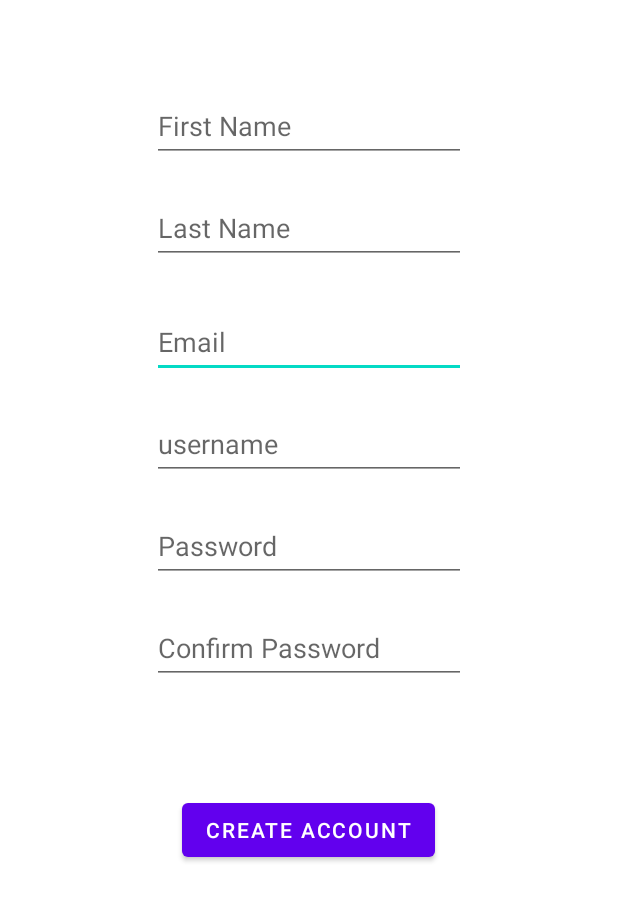
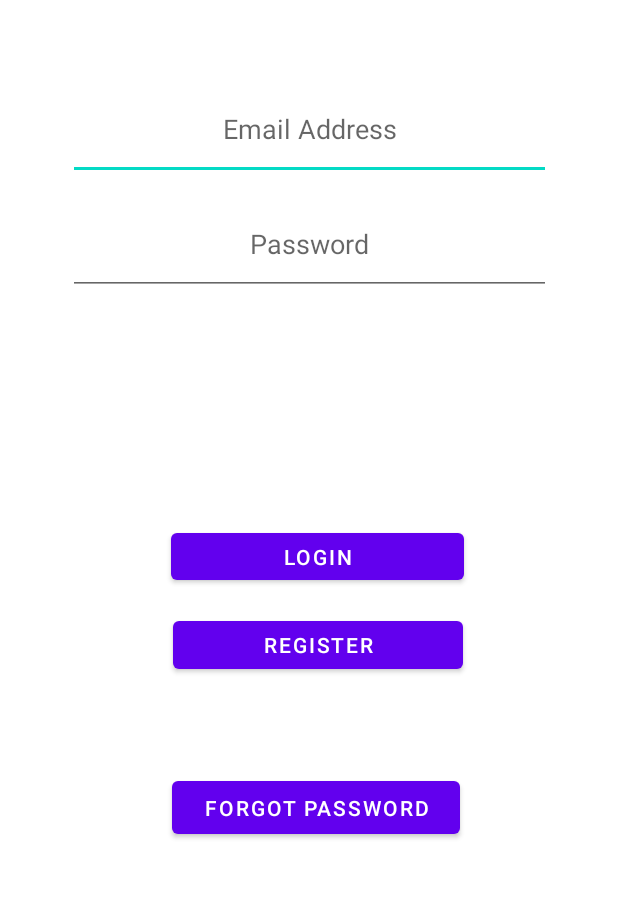
Before and after one commit to CMPUT301F21T04/Habitize, an Android app: the screen it shows after launch (SignUp before the commit, Login_Activity after it), on a phone screen of 412 x 824 dp, the part 192-1114 px from its top. Run offline under Robolectric (Android 15) with nearby library versions, the phone set to English and light mode, and no system bars; our stand-ins replace Firebase (no records; nobody signed in at launch, a user with empty details on screens opened directly).

Commit message:
Login Page responsive
Declared the activities in the Manifest file. Created login_activity.xml and Login_Activity.java. Created rese_layout.xml as a UI component for forgot password feature. The error handling works. When user forgot password then prompt user to enter email, if valid then reset link is sent.

```diff
--- a/app/src/main/java/com/example/habitize/LogIn.java
+++ /dev/null
@@ -1,4 +0,0 @@
-package com.example.habitize;
-
-public class LogIn {
-}
--- /dev/null
+++ b/app/src/main/java/com/example/habitize/Login_Activity.java
@@ -0,0 +1,137 @@
+package com.example.habitize;
+
+import androidx.annotation.NonNull;
+import androidx.appcompat.app.AlertDialog;
+import androidx.appcompat.app.AppCompatActivity;
+
+import android.content.DialogInterface;
+import android.content.Intent;
+import android.os.Bundle;
+import android.text.TextUtils;
+import android.view.LayoutInflater;
+import android.view.View;
+import android.widget.Button;
+import android.widget.EditText;
+import android.widget.ProgressBar;
+import android.widget.Toast;
+
+import com.google.android.gms.tasks.OnCompleteListener;
+import com.google.android.gms.tasks.OnFailureListener;
+import com.google.android.gms.tasks.OnSuccessListener;
+import com.google.android.gms.tasks.Task;
+import com.google.firebase.auth.AuthResult;
+import com.google.firebase.auth.FirebaseAuth;
+import com.google.firebase.auth.FirebaseUser;
+
+public class Login_Activity extends AppCompatActivity {
+    EditText email_EditText, password_EditText;
+    Button login_Button, register_Button, forgot_Button;
+    ProgressBar progressBar;
+    AlertDialog.Builder resetPass_alert;
+    LayoutInflater inflater;
+    FirebaseAuth Authenticator;
+
+
+    @Override
+    protected void onCreate(Bundle savedInstanceState) {
+        super.onCreate(savedInstanceState);
+        setContentView(R.layout.login_activity);
+
+        // UI components
+        email_EditText = findViewById(R.id.email_login);
+        password_EditText = findViewById(R.id.password_login);
+        login_Button = findViewById(R.id.LoginBTN);
+        register_Button = findViewById(R.id.RegisterBTN);
+        forgot_Button = findViewById(R.id.forgotPassBTN);
+        progressBar = findViewById(R.id.progressBar);
+        progressBar.setVisibility(View.GONE);
+
+        // Access to Firebase
+        Authenticator = FirebaseAuth.getInstance();
+
+        // Create a Pop up dialog when user forgot password
+        resetPass_alert = new AlertDialog.Builder(this);
+        inflater = this.getLayoutInflater();
+
+        login_Button.setOnClickListener(new View.OnClickListener() {
+            @Override
+            public void onClick(View view) {
+                String email = email_EditText.getText().toString().trim();
+                String password = password_EditText.getText().toString().trim();
+
+                if (TextUtils.isEmpty(email)){
+                    email_EditText.setError("Email is Required.");
+                    return;
+                }
+
+                if(TextUtils.isEmpty(password)){
+                    password_EditText.setError("Password is Required");
+                    return;
+                }
+
+                if (password.length() < 6) {
+                    password_EditText.setError("Password must be at least 6 characters");
+                    return;
+                }
+
+                progressBar.setVisibility(View.VISIBLE);
+                // User Authentication
+                Authenticator.signInWithEmailAndPassword(email, password).addOnCompleteListener(new OnCompleteListener<AuthResult>() {
+                    @Override
+                    public void onComplete(@NonNull Task<AuthResult> task) {
+                        // Determine if the login is successful or not
+//                      // If successful, display a success message and redirect user to MainActivity
+                        if (task.isSuccessful()) {
+                            Toast.makeText(Login_Activity.this, "Login Successful", Toast.LENGTH_SHORT).show();
+                            startActivity(new Intent(getApplicationContext(), MainActivity.class));
+                        } else {
+                            Toast.makeText(Login_Activity.this, "Error: " + task.getException().getMessage(), Toast.LENGTH_SHORT).show();
+                            progressBar.setVisibility(View.GONE);
+                        }
+                    }
+                });
+            }
+        });
+        register_Button.setOnClickListener(new View.OnClickListener() {
+            //when register button is clicked, redirect user to register screen
+            @Override
+            public void onClick(View view) {
+                startActivity(new Intent(getApplicationContext(),RegisterActivity.class));
+            }
+        });
+        forgot_Button.setOnClickListener(new View.OnClickListener() {
+            @Override
+            public void onClick(View view) {
+                // have a alertDialog
+                View v = inflater.inflate(R.layout.reset_layout,null);
+                resetPass_alert.setTitle("Reset Password?")
+                        .setMessage("Enter your email. A reset link will be then sent to your email.")
+                        .setPositiveButton("Reset", new DialogInterface.OnClickListener() {
+                            @Override
+                            public void onClick(DialogInterface dialogInterface, int i) {
+                                // if the email address is valid then send the reset link
+                                EditText email_EditText = v.findViewById(R.id.email_reset);
+                                String email = email_EditText.getText().toString();
+                                if(email.isEmpty()){
+                                    email_EditText.setError("Email is required.");
+                                }
+                                Authenticator.sendPasswordResetEmail(email).addOnSuccessListener(new OnSuccessListener<Void>() {
+                                    @Override
+                                    public void onSuccess(Void unused) {
+                                        Toast.makeText(Login_Activity.this,"Reset Email Sent",Toast.LENGTH_SHORT).show();
+                                    }
+                                }).addOnFailureListener(new OnFailureListener() {
+                                    @Override
+                                    public void onFailure(@NonNull Exception e) {
+                                        Toast.makeText(Login_Activity.this,"Reset Email Failed: " + e.getMessage(),Toast.LENGTH_SHORT).show();
+                                    }
+                                });
+                            }
+                        })
+                        .setNegativeButton("Cancel", null)
+                        .setView(v)
+                        .create().show();
+            }
+        });
+    }
+}
--- a/app/src/main/res/layout/login_activity.xml
+++ b/app/src/main/res/layout/login_activity.xml
@@ -6,51 +6,53 @@
     android:layout_height="match_parent">
 
     <Button
-        android:id="@+id/button"
+        android:id="@+id/RegisterBTN"
         style="@style/Widget.MaterialComponents.Button"
-        android:layout_width="wrap_content"
-        android:layout_height="wrap_content"
-        android:layout_marginBottom="100dp"
+        android:layout_width="193dp"
+        android:layout_height="44dp"
+        android:layout_marginBottom="244dp"
         android:text="Register"
         app:layout_constraintBottom_toBottomOf="parent"
         app:layout_constraintEnd_toEndOf="parent"
-        app:layout_constraintHorizontal_bias="0.498"
+        app:layout_constraintHorizontal_bias="0.527"
         app:layout_constraintStart_toStartOf="parent" />
 
     <Button
-        android:id="@+id/button2"
-        android:layout_width="wrap_content"
-        android:layout_height="wrap_content"
-        android:layout_marginBottom="30dp"
+        android:id="@+id/LoginBTN"
+        android:layout_width="195dp"
+        android:layout_height="43dp"
+        android:layout_marginBottom="15dp"
         android:text="LOGIN"
-        app:layout_constraintBottom_toTopOf="@+id/button"
+        app:layout_constraintBottom_toTopOf="@+id/RegisterBTN"
         app:layout_constraintEnd_toEndOf="parent"
-        app:layout_constraintHorizontal_bias="0.498"
+        app:layout_constraintHorizontal_bias="0.526"
         app:layout_constraintStart_toStartOf="parent" />
 
     <EditText
-        android:id="@+id/editTextTextPersonName"
-        android:layout_width="wrap_content"
-        android:layout_height="wrap_content"
+        android:id="@+id/email_login"
+        android:layout_width="322dp"
+        android:layout_height="67dp"
         android:layout_marginTop="140dp"
+        android:layout_marginBottom="25dp"
         android:ems="10"
-        android:hint="Username"
+        android:hint="Email Address"
         android:inputType="textPersonName"
         android:textAlignment="center"
-        app:layout_constraintBottom_toTopOf="@+id/editTextTextPassword"
+        app:layout_constraintBottom_toTopOf="@+id/password_login"
         app:layout_constraintEnd_toEndOf="parent"
         app:layout_constraintStart_toStartOf="parent"
         app:layout_constraintTop_toTopOf="parent" />
 
     <EditText
-        android:id="@+id/editTextTextPassword"
-        android:layout_width="wrap_content"
-        android:layout_height="wrap_content"
+        android:id="@+id/password_login"
+        android:layout_width="322dp"
+        android:layout_height="67dp"
+        android:layout_marginTop="8dp"
         android:ems="10"
         android:hint="Password"
         android:inputType="textPassword"
         android:textAlignment="center"
-        app:layout_constraintBottom_toTopOf="@+id/button2"
+        app:layout_constraintBottom_toTopOf="@+id/LoginBTN"
         app:layout_constraintEnd_toEndOf="parent"
         app:layout_constraintHorizontal_bias="0.502"
         app:layout_constraintStart_toStartOf="parent"
@@ -62,10 +64,14 @@
         style="?android:attr/progressBarStyle"
         android:layout_width="wrap_content"
         android:layout_height="wrap_content"
+        android:layout_marginTop="20dp"
+        android:layout_marginBottom="20dp"
+        app:layout_constraintBottom_toTopOf="@+id/LoginBTN"
         app:layout_constraintEnd_toEndOf="parent"
         app:layout_constraintHorizontal_bias="0.498"
         app:layout_constraintStart_toStartOf="parent"
-        tools:layout_editor_absoluteY="315dp" />
+        app:layout_constraintTop_toBottomOf="@+id/password_login"
+        app:layout_constraintVertical_bias="0.251" />
 
     <TextView
         android:id="@+id/textView"
@@ -75,9 +81,23 @@
         android:text="         HABITIZE"
         android:textColor="@color/white"
         android:textSize="48sp"
+        app:layout_constraintBottom_toTopOf="@+id/email_login"
         app:layout_constraintEnd_toEndOf="parent"
-        app:layout_constraintHorizontal_bias="0.492"
         app:layout_constraintStart_toStartOf="parent"
-        tools:layout_editor_absoluteY="-6dp" />
+        app:layout_constraintTop_toTopOf="parent"
+        app:layout_constraintVertical_bias="0.0" />
+
+    <Button
+        android:id="@+id/forgotPassBTN"
+        android:layout_width="192dp"
+        android:layout_height="47dp"
+        android:layout_marginBottom="72dp"
+        android:text="Forgot Password"
+        app:layout_constraintBottom_toBottomOf="parent"
+        app:layout_constraintEnd_toEndOf="parent"
+        app:layout_constraintHorizontal_bias="0.52"
+        app:layout_constraintStart_toStartOf="parent"
+        app:layout_constraintTop_toBottomOf="@+id/RegisterBTN"
+        app:layout_constraintVertical_bias="0.504" />
 
 </androidx.constraintlayout.widget.ConstraintLayout>
--- a/app/src/main/res/layout/signup_activity.xml
+++ b/app/src/main/res/layout/signup_activity.xml
@@ -6,27 +6,15 @@
     android:layout_height="match_parent">
 
     <EditText
-        android:id="@+id/email"
-        android:layout_width="209dp"
-        android:layout_height="48dp"
-        android:layout_marginTop="96dp"
-        android:hint="Email"
-        android:inputType="text"
-        app:layout_constraintEnd_toEndOf="parent"
-        app:layout_constraintStart_toStartOf="parent"
-        app:layout_constraintTop_toBottomOf="@+id/firstName"
-        tools:ignore="MissingConstraints" />
-
-    <EditText
         android:id="@+id/firstName"
         android:layout_width="209dp"
         android:layout_height="48dp"
-        android:layout_marginTop="60dp"
+        android:layout_marginTop="147dp"
         android:hint="First Name"
         android:inputType="text"
         app:layout_constraintEnd_toEndOf="parent"
         app:layout_constraintStart_toStartOf="parent"
-        app:layout_constraintTop_toBottomOf="@+id/textView"
+        app:layout_constraintTop_toTopOf="parent"
         tools:ignore="MissingConstraints" />
 
 
@@ -34,7 +22,7 @@
         android:id="@+id/lastName"
         android:layout_width="209dp"
         android:layout_height="48dp"
-        android:layout_marginTop="20dp"
+        android:layout_marginTop="24dp"
         android:hint="Last Name"
         android:inputType="text"
         app:layout_constraintEnd_toEndOf="parent"
@@ -46,7 +34,7 @@
         android:id="@+id/userName"
         android:layout_width="209dp"
         android:layout_height="48dp"
-        android:layout_marginTop="96dp"
+        android:layout_marginTop="24dp"
         android:hint="username"
         android:inputType="text"
         app:layout_constraintEnd_toEndOf="parent"
@@ -54,54 +42,40 @@
         app:layout_constraintTop_toBottomOf="@+id/lastName"
         tools:ignore="MissingConstraints" />
 
+
+    <EditText
+        android:id="@+id/email"
+        android:layout_width="209dp"
+        android:layout_height="48dp"
+        android:layout_marginTop="24dp"
+        android:hint="Email"
+        android:inputType="textPassword"
+        app:layout_constraintEnd_toEndOf="parent"
+        app:layout_constraintStart_toStartOf="parent"
+        app:layout_constraintTop_toBottomOf="@+id/userName" />
+
     <EditText
         android:id="@+id/password"
         android:layout_width="209dp"
         android:layout_height="48dp"
-        android:layout_marginTop="20dp"
+        android:layout_marginTop="24dp"
         android:hint="Password"
         android:inputType="textPassword"
         app:layout_constraintEnd_toEndOf="parent"
         app:layout_constraintStart_toStartOf="parent"
-        app:layout_constraintTop_toBottomOf="@+id/userName"
-        tools:ignore="MissingConstraints" />
-
-    <EditText
-        android:id="@+id/conPassword"
-        android:layout_width="209dp"
-        android:layout_height="48dp"
-        android:layout_marginTop="20dp"
-        android:hint="Confirm Password"
-        android:inputType="textPassword"
-        app:layout_constraintEnd_toEndOf="parent"
-        app:layout_constraintStart_toStartOf="parent"
-        app:layout_constraintTop_toBottomOf="@+id/password"
-        tools:ignore="MissingConstraints" />
+        app:layout_constraintTop_toBottomOf="@+id/email" />
 
     <Button
         android:id="@+id/create_button"
         android:layout_width="wrap_content"
         android:layout_height="wrap_content"
         android:layout_marginTop="73dp"
+        android:layout_marginBottom="81dp"
         android:text="CREATE ACCOUNT"
+        app:layout_constraintBottom_toBottomOf="parent"
         app:layout_constraintEnd_toEndOf="parent"
         app:layout_constraintHorizontal_bias="0.498"
-        app:layout_constraintStart_toStartOf="parent"
-        app:layout_constraintTop_toBottomOf="@+id/conPassword"
-        tools:ignore="MissingConstraints" />
+        app:layout_constraintStart_toStartOf="parent" />
 
 
-    <TextView
-        android:id="@+id/textView"
-        android:layout_width="413dp"
-        android:layout_height="72dp"
-        android:background="@color/purple_500"
-        android:text="         HABITIZE"
-        android:textColor="@color/white"
-        android:textSize="48sp"
-        app:layout_constraintEnd_toEndOf="parent"
-        app:layout_constraintHorizontal_bias="0.492"
-        app:layout_constraintStart_toStartOf="parent"
-        tools:layout_editor_absoluteY="-6dp"
-        tools:ignore="MissingConstraints" />
 </androidx.constraintlayout.widget.ConstraintLayout>
```
Also changed, not shown: app/src/main/AndroidManifest.xml (+13 -5 lines), app/src/main/java/com/example/habitize/RegisterActivity.java (added, +95 -0 lines), app/src/main/res/layout/reset_layout.xml (added, +20 -0 lines).
